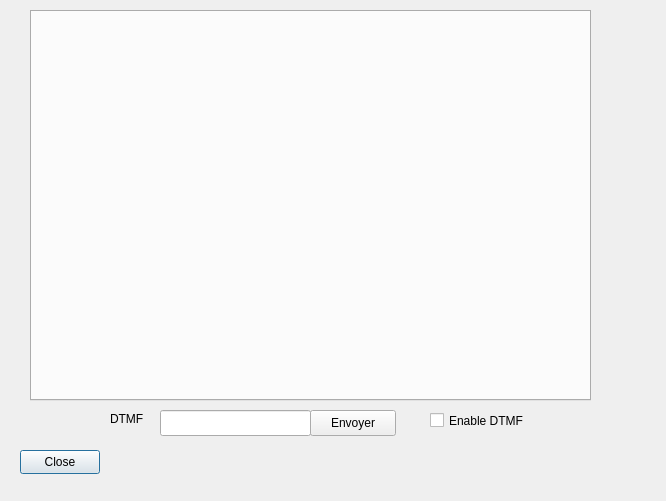
Qt form sitesdialog.ui (lromain23/VE2REHConfig) before a commit.
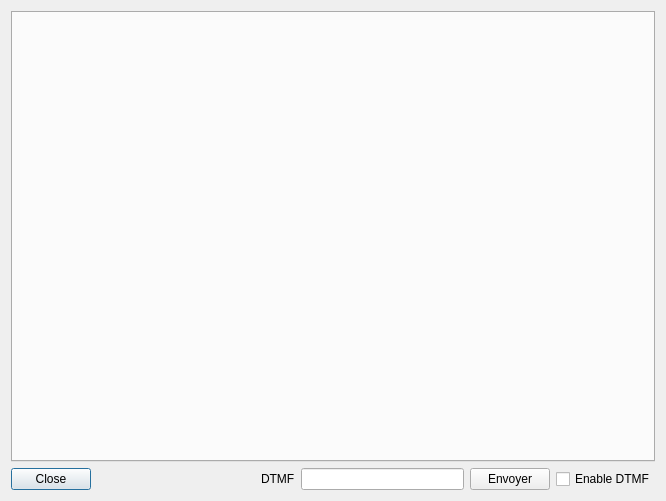
The same form after that commit. Icons and pictures are not drawn.

Commit message: Auto-stretch tabs when main window is stretched.

What changed in the file:
```diff
--- a/sitesdialog.ui
+++ b/sitesdialog.ui
@@ -17,81 +17,63 @@
    <iconset resource="resources.qrc">
     <normaloff>:/icons/VE2REHConfig.ico</normaloff>:/icons/VE2REHConfig.ico</iconset>
   </property>
+  <layout class="QVBoxLayout" name="verticalLayout">
+   <item>
   <widget class="QTabWidget" name="SitesTab">
-   <property name="geometry">
-    <rect>
-     <x>30</x>
-     <y>10</y>
-     <width>561</width>
-     <height>391</height>
-    </rect>
-   </property>
    <property name="currentIndex">
     <number>-1</number>
    </property>
   </widget>
+   </item>
+   <item>
+    <layout class="QHBoxLayout" name="horizontalLayout">
+     <item>
   <widget class="QPushButton" name="pushButton">
-   <property name="geometry">
-    <rect>
-     <x>20</x>
-     <y>450</y>
-     <width>80</width>
-     <height>24</height>
-    </rect>
-   </property>
    <property name="text">
     <string>Close</string>
    </property>
   </widget>
+     </item>
+     <item>
+      <spacer name="horizontalSpacer">
+       <property name="orientation">
+        <enum>Qt::Horizontal</enum>
+       </property>
+       <property name="sizeHint" stdset="0">
+        <size>
+         <width>40</width>
+         <height>20</height>
+        </size>
+       </property>
+      </spacer>
+     </item>
+     <item>
   <widget class="QLabel" name="label">
-   <property name="geometry">
-    <rect>
-     <x>110</x>
-     <y>410</y>
-     <width>58</width>
-     <height>18</height>
-    </rect>
-   </property>
    <property name="text">
     <string>DTMF</string>
    </property>
   </widget>
-  <widget class="QLineEdit" name="dtmfSeq">
-   <property name="geometry">
-    <rect>
-     <x>160</x>
-     <y>410</y>
-     <width>151</width>
-     <height>26</height>
-    </rect>
-   </property>
-  </widget>
+     </item>
+     <item>
+      <widget class="QLineEdit" name="dtmfSeq"/>
+     </item>
+     <item>
   <widget class="QPushButton" name="sendDTMF">
-   <property name="geometry">
-    <rect>
-     <x>310</x>
-     <y>410</y>
-     <width>86</width>
-     <height>26</height>
-    </rect>
-   </property>
    <property name="text">
     <string>Envoyer</string>
    </property>
   </widget>
+     </item>
+     <item>
   <widget class="QCheckBox" name="enable">
-   <property name="geometry">
-    <rect>
-     <x>430</x>
-     <y>410</y>
-     <width>101</width>
-     <height>21</height>
-    </rect>
-   </property>
    <property name="text">
     <string>Enable DTMF</string>
    </property>
   </widget>
+     </item>
+    </layout>
+   </item>
+  </layout>
  </widget>
  <resources>
   <include location="resources.qrc"/>
```
Lines whose indentation alone changed are shown as unchanged.
